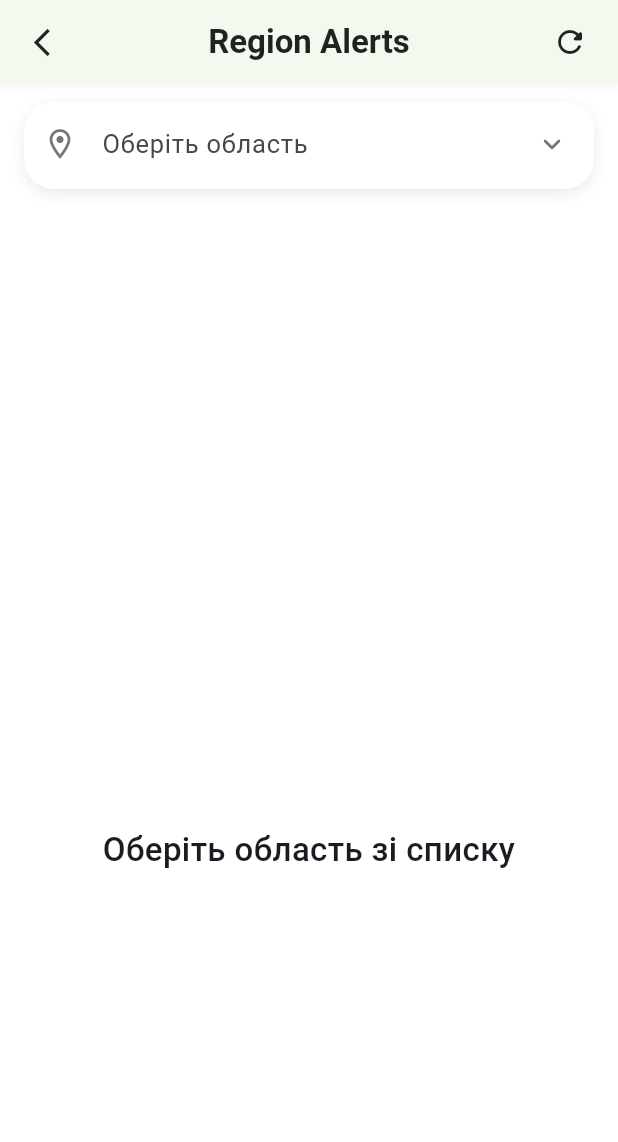
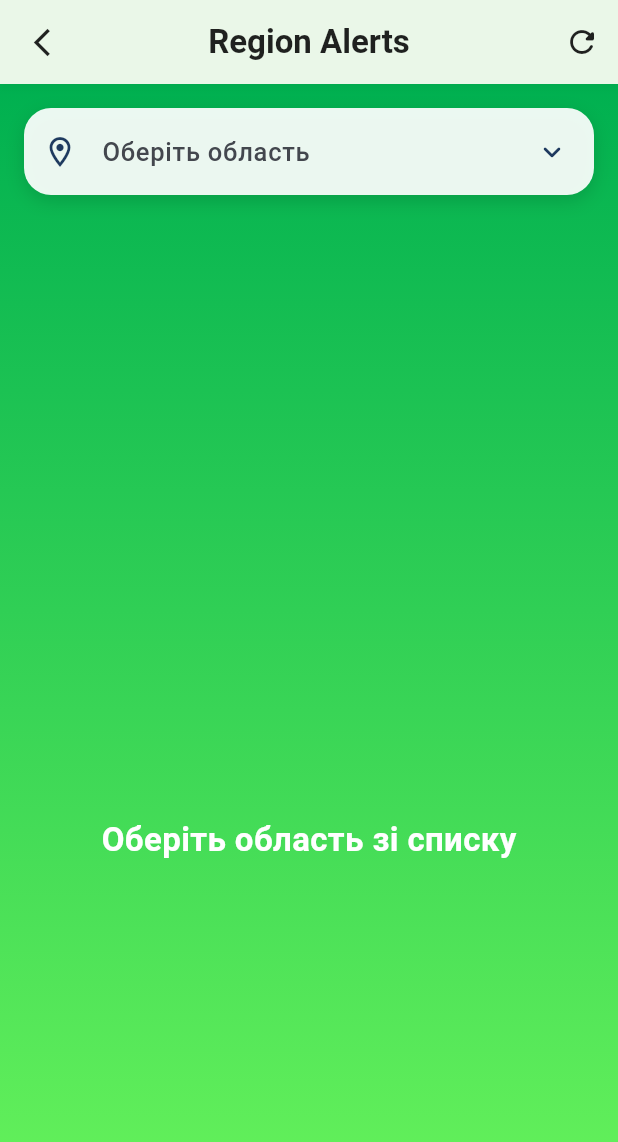
Before and after one commit to Rusgor/ukraine_alerts, a Flutter app: the RegionAlertsScreen screen opened by its route, on a phone screen of 412 x 824 dp. Shown: the top 1142 px of the screen. Run offline on Flutter 3.47's test engine with Material 3 defaults, Android fonts, the phone set to English and light mode, and no system bars; our stand-ins replace dio, go_router.

Commit message:
Polish Region Alerts UI to match Figma

```diff
--- a/lib/features/alerts/presentation/screens/region_alerts_screen.dart
+++ b/lib/features/alerts/presentation/screens/region_alerts_screen.dart
@@ -17,117 +17,132 @@ class _RegionAlertsScreenState extends State<RegionAlertsScreen> {
   Widget build(BuildContext context) {
     return AnimatedBuilder(
       animation: _controller,
-      builder: (context, child) {
-        Color backgroundColor;
-
-        if (_controller.isAlertActive == true) {
-          backgroundColor = const Color(0xFFFFD7D7);
-        } else if (_controller.isAlertActive == false) {
-          backgroundColor = const Color(0xFFD9FFD9);
-        } else {
-          backgroundColor = Colors.white;
-        }
+      builder: (context, _) {
+        final bool? alert = _controller.isAlertActive;
 
         return Scaffold(
+          backgroundColor: Colors.transparent,
+
           appBar: AppBar(
+            backgroundColor: const Color(0xFFEAF7E8),
             elevation: 2,
             shadowColor: const Color(0x22000000),
             surfaceTintColor: Colors.transparent,
-            scrolledUnderElevation: 2,
-
             centerTitle: true,
-
-            backgroundColor: const Color(0xFFF2FAF0),
 
             leading: IconButton(
               icon: const Icon(
                 Icons.arrow_back_ios_new,
+                size: 22,
                 color: Colors.black87,
-                size: 22,
               ),
               onPressed: () => context.pop(),
             ),
 
             title: const Text(
-              "Region Alerts",
+              'Region Alerts',
               style: TextStyle(
-                color: Colors.black87,
                 fontSize: 22,
                 fontWeight: FontWeight.w700,
+                color: Colors.black87,
               ),
             ),
 
             actions: [
-              Padding(
-                padding: const EdgeInsets.only(right: 8),
-                child: IconButton(
-                  tooltip: "Оновити",
-                  onPressed: () => _controller.loadAlert(),
+              IconButton(
+                tooltip: 'Оновити',
                 icon: const Icon(
                   Icons.refresh_rounded,
                   color: Colors.black87,
                   size: 24,
                 ),
-                ),
+                onPressed: () => _controller.loadAlert(),
               ),
             ],
           ),
 
           body: AnimatedContainer(
-            duration: const Duration(milliseconds: 500),
-            color: backgroundColor,
+            duration: const Duration(milliseconds: 350),
+
+            decoration: BoxDecoration(
+              gradient: LinearGradient(
+                begin: Alignment.topCenter,
+                end: Alignment.bottomCenter,
+
+                colors: [
+                  alert == true
+                      ? const Color(0xFFFFCACA)
+                      : const Color(0xFF00B050),
+
+                  alert == true
+                      ? const Color(0xFFFFE7E7)
+                      : const Color(0xFF69F45B),
+                ],
+              ),
+            ),
+
+            child: SafeArea(
               child: Padding(
-              padding: const EdgeInsets.fromLTRB(16, 12, 16, 12),
+                padding: const EdgeInsets.fromLTRB(16, 16, 16, 0),
 
                 child: Column(
                   children: [
+                    //--------------------------------------------
+                    // DROPDOWN
+                    //--------------------------------------------
                     Container(
+                      width: double.infinity,
+                      constraints: const BoxConstraints(maxWidth: 393),
+
                       height: 58,
-                    width: double.infinity,
 
                       decoration: BoxDecoration(
-                      color: Colors.white,
+                        color: Colors.white.withValues(alpha: 0.92),
 
-                      borderRadius: BorderRadius.circular(20),
+                        borderRadius: BorderRadius.circular(18),
 
                         boxShadow: const [
                           BoxShadow(
-                          blurRadius: 8,
-                          offset: Offset(0, 3),
-                          color: Color(0x15000000),
+                            color: Color(0x22000000),
+                            blurRadius: 10,
+                            offset: Offset(0, 4),
                           ),
                         ],
                       ),
+
                       child: DropdownMenu(
                         expandedInsets: EdgeInsets.zero,
+
                         width: 361,
+
+                        initialSelection: _controller.selectedLocation,
 
                         hintText: "Оберіть область",
 
-                      initialSelection: _controller.selectedLocation,
-
                         leadingIcon: const Icon(
                           Icons.location_on_outlined,
-                        color: Colors.black54,
+                          color: Color(0xFF1E3A5F),
                         ),
 
                         trailingIcon: const Icon(
                           Icons.keyboard_arrow_down_rounded,
-                        color: Colors.black54,
+                          color: Color(0xFF1E3A5F),
                         ),
 
                         textStyle: const TextStyle(
                           fontSize: 17,
                           color: Colors.black87,
+                          fontWeight: FontWeight.w500,
                         ),
 
                         inputDecorationTheme: const InputDecorationTheme(
                           border: InputBorder.none,
                           enabledBorder: InputBorder.none,
                           focusedBorder: InputBorder.none,
+
                           contentPadding: EdgeInsets.symmetric(
                             horizontal: 14,
-                          vertical: 15,
+                            vertical: 16,
                           ),
                         ),
 
@@ -149,120 +164,137 @@ class _RegionAlertsScreenState extends State<RegionAlertsScreen> {
                       ),
                     ),
 
-                  const SizedBox(height: 195),
+                    const SizedBox(height: 165),
 
+                    //--------------------------------------------
+                    // STATES
+                    //--------------------------------------------
+                    if (_controller.isLoading)
+                      const Expanded(
+                        child: Center(
+                          child: CircularProgressIndicator(color: Colors.white),
+                        ),
+                      )
+                    else if (_controller.error != null)
                       Expanded(
                         child: Center(
-                      child: Builder(
-                        builder: (context) {
-                          if (_controller.isLoading) {
-                            return const CircularProgressIndicator();
-                          }
-
-                          if (_controller.error != null) {
-                            return Text(
+                          child: Text(
                             _controller.error!,
                             textAlign: TextAlign.center,
                             style: const TextStyle(
-                                color: Colors.red,
+                              color: Colors.white,
                               fontSize: 18,
+                              fontWeight: FontWeight.w600,
                             ),
-                            );
-                          }
-
-                          if (_controller.isAlertActive == null) {
-                            return const Text(
+                          ),
+                        ),
+                      )
+                    else if (_controller.isAlertActive == null)
+                      const Expanded(
+                        child: Center(
+                          child: Text(
                             "Оберіть область зі списку",
-                              textAlign: TextAlign.center,
                             style: TextStyle(
+                              color: Colors.white,
                               fontSize: 22,
-                                fontWeight: FontWeight.w500,
+                              fontWeight: FontWeight.w600,
                             ),
-                            );
-                          }
-
-                          return AnimatedContainer(
-                            duration: const Duration(milliseconds: 350),
-
-                            width: 361,
+                          ),
+                        ),
+                      )
+                    else
+                      Expanded(
+                        child: Center(
+                          child: Container(
+                            width: double.infinity,
+                            constraints: const BoxConstraints(
+                              maxWidth: 393,
+                              minHeight: 158,
+                            ),
 
                             padding: const EdgeInsets.symmetric(
                               horizontal: 24,
                               vertical: 22,
                             ),
 
-                            decoration: BoxDecoration(
-                              color: Colors.white.withValues(alpha: 0.92),
-
-                              borderRadius: BorderRadius.circular(22),
-
-                              boxShadow: const [
-                                BoxShadow(
-                                  color: Color(0x14000000),
-                                  blurRadius: 12,
-                                  offset: Offset(0, 4),
-                                ),
-                              ],
+                            decoration: const BoxDecoration(
+                              color: Colors.transparent,
                             ),
 
                             child: Column(
                               mainAxisSize: MainAxisSize.min,
                               children: [
-                                CircleAvatar(
-                                  radius: 40,
-                                  backgroundColor: _controller.isAlertActive!
-                                      ? Colors.red
-                                      : const Color(0xFF22B14C),
+                                //------------------------------------
+                                // Circle
+                                //------------------------------------
+                                Container(
+                                  width: 82,
+                                  height: 82,
+
+                                  decoration: BoxDecoration(
+                                    color: _controller.isAlertActive!
+                                        ? const Color(0xFFFF5B5B)
+                                        : const Color(0xFF39FF14),
+
+                                    shape: BoxShape.circle,
+                                  ),
 
                                   child: Icon(
                                     _controller.isAlertActive!
                                         ? Icons.warning_rounded
                                         : Icons.check_rounded,
 
-                                    color: Colors.white,
-                                    size: 44,
+                                    size: 48,
+
+                                    color: _controller.isAlertActive!
+                                        ? Colors.white
+                                        : const Color(0xFF00B050),
                                   ),
                                 ),
 
-                                const SizedBox(height: 26),
+                                const SizedBox(height: 20),
 
+                                //------------------------------------
+                                // Text
+                                //------------------------------------
                                 Text(
                                   _controller.isAlertActive!
-                                      ? "Активна\nповітряна тривога"
+                                      ? "Активна тривога"
                                       : "Немає тривоги",
 
                                   textAlign: TextAlign.center,
 
                                   style: const TextStyle(
-                                    fontSize: 28,
+                                    color: Colors.white,
+                                    fontSize: 24,
                                     fontWeight: FontWeight.w700,
-                                    color: Colors.black87,
                                     height: 1.15,
                                   ),
                                 ),
 
-                                const SizedBox(height: 16),
+                                if (_controller.isAlertActive!) ...[
+                                  const SizedBox(height: 14),
 
-                                if (_controller.selectedLocation != null)
-                                  Text(
-                                    _controller.selectedLocation!.title,
+                                  const Text(
+                                    "Негайно пройдіть\nдо найближчого укриття",
 
                                     textAlign: TextAlign.center,
 
-                                    style: const TextStyle(
-                                      fontSize: 17,
-                                      color: Colors.black54,
-                                      fontWeight: FontWeight.w500,
+                                    style: TextStyle(
+                                      color: Colors.white,
+                                      fontSize: 16,
+                                      height: 1.35,
+                                      fontWeight: FontWeight.w400,
+                                    ),
+                                  ),
+                                ],
+                              ],
+                            ),
+                          ),
                         ),
                       ),
                   ],
                 ),
-                          );
-                        },
-                      ),
-                    ),
-                  ),
-                ],
               ),
             ),
           ),
```
Lines whose indentation alone changed are shown as unchanged.
